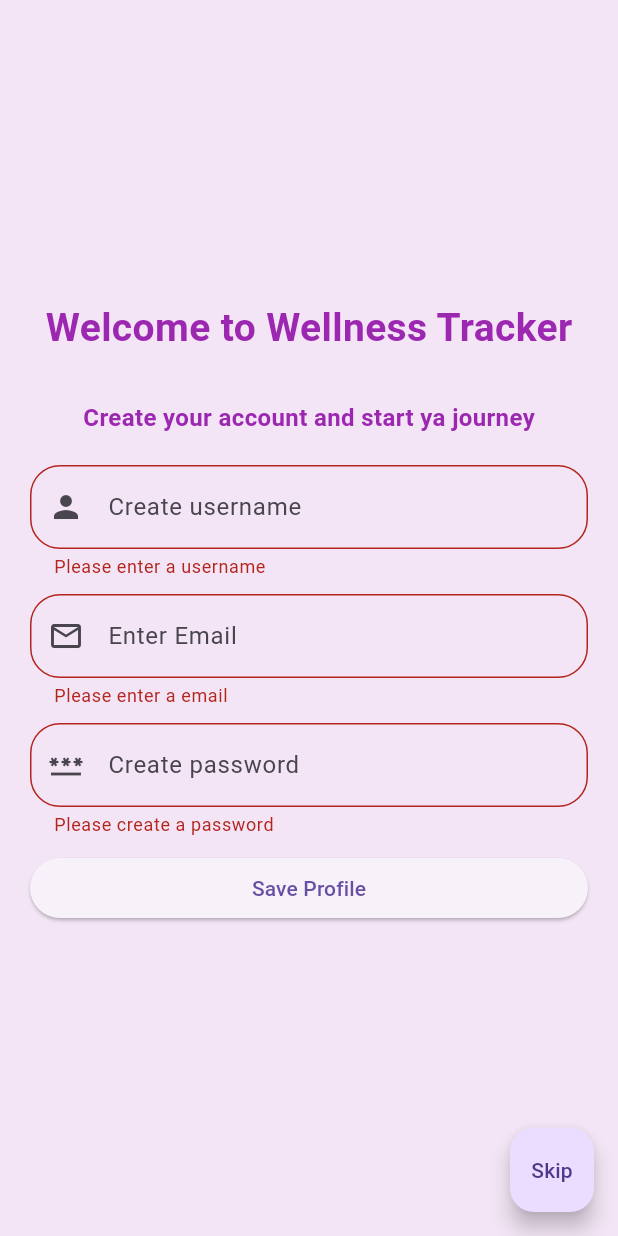
After one commit to varuntej07/Wellness-Tracker, a Flutter app: the Signup screen opened directly, after a tap on "Save Profile", on a phone screen of 412 x 824 dp. The commit adds this screen. Run offline on Flutter 3.47's test engine with Material 3 defaults, Android fonts, the phone set to English and light mode, and no system bars; our stand-ins replace cloud_firestore, firebase_auth, firebase_core, get, hive, hive_flutter; accounts and stored records are empty; generated files the repository leaves out were written again; network calls fail.

Commit message:
Added Authentication using Google Firebase, also added Firestore to store user related data. App now has Leaderboard page that displays users and their points

```diff
--- /dev/null
+++ b/lib/Models/user_model.dart
@@ -0,0 +1,21 @@
+
+class UserModel{
+
+  final String username;
+  final String email;
+  final String password;
+
+  UserModel({
+    required this.username,
+    required this.email,
+    required this.password
+  });
+
+  toJson(){
+    return{
+      'username': username,
+      'email': email,
+      'password': password
+    };
+  }
+}
--- /dev/null
+++ b/lib/authentication/signup.dart
@@ -0,0 +1,134 @@
+import 'package:firebase_auth/firebase_auth.dart';
+import 'package:flutter/material.dart';
+import 'package:homework1/home_page.dart';
+import 'signup_service.dart';
+
+class Signup extends StatefulWidget {
+  const Signup({super.key});
+
+  @override
+  State<Signup> createState() => _SignupState();
+}
+
+class _SignupState extends State<Signup> {
+  final _formKey = GlobalKey<FormState>();
+  final TextEditingController _usernameController = TextEditingController();
+  final TextEditingController _emailController = TextEditingController();
+  final TextEditingController _passwordController = TextEditingController();
+  final SignupController _auth = SignupController();
+
+  void signup() async {
+    if (!(_formKey.currentState?.validate() ?? false)) {
+      // If form is not valid, shouldn't proceed.
+      return;
+    }
+    try {
+      final User? user = await _auth.signup(
+        _emailController.text.trim(),
+        _passwordController.text.trim(),
+      );
+
+      if (user != null) {
+        Navigator.of(context).pushAndRemoveUntil(
+          MaterialPageRoute(builder: (context) => const MyHomePage()),
+              (Route<dynamic> route) => false,
+        );
+      }
+    } on FirebaseAuthException catch (e) {
+      ScaffoldMessenger.of(context).showSnackBar(
+        SnackBar(content: Text("Signup failed: ${e.message}")),
+      );
+    }
+  }
+
+  @override
+  Widget build(BuildContext context) {
+    return Scaffold(
+      backgroundColor: Colors.purple[50],
+      body: SingleChildScrollView(
+        child: Padding(
+          padding: const EdgeInsets.symmetric(vertical: 200, horizontal: 20),
+          child: Form(
+            key: _formKey,
+            child: Column(
+              crossAxisAlignment: CrossAxisAlignment.center,
+              children: <Widget>[
+                const Center(
+                    child: Text("Welcome to Wellness Tracker",
+                        style: TextStyle(color: Colors.purple, fontSize: 26, fontWeight: FontWeight.bold))
+                ),
+                const SizedBox(height: 30),
+                const Center(
+                    child: Text("Create your account and start ya journey",
+                        style: TextStyle(color: Colors.purple, fontSize: 16, fontWeight: FontWeight.bold)
+                    )
+                ),
+                const SizedBox(height: 20),
+                TextFormField(
+                  controller: _usernameController,
+                  validator: (value) {
+                    if (value == null || value.isEmpty) {
+                      return 'Please enter a username';
+                    }
+                    return null;
+                  },
+                  decoration: InputDecoration(
+                    hintText: 'Create username',
+                    border: OutlineInputBorder(borderRadius: BorderRadius.circular(20.0)),
+                    prefixIcon: const Icon(Icons.person),
+                  ),
+                ),
+                const SizedBox(height: 10),
+                TextFormField(
+                  controller: _emailController,
+                  validator: (value) {
+                    if (value == null || value.isEmpty) {
+                      return 'Please enter a email';
+                    }
+                    return null;
+                  },
+                  decoration: InputDecoration(
+                    hintText: 'Enter Email',
+                    border: OutlineInputBorder(borderRadius: BorderRadius.circular(20.0)),
+                    prefixIcon: const Icon(Icons.email_outlined),
+                  ),
+                ),
+                const SizedBox(height: 10),
+                TextFormField(
+                  controller: _passwordController,
+                  obscureText: true,
+                  validator: (value) {
+                    if (value == null || value.isEmpty) {
+                      return 'Please create a password';
+                    }
+                    return null;
+                  },
+                  decoration: InputDecoration(
+                    hintText: "Create password",
+                    border: OutlineInputBorder(borderRadius: BorderRadius.circular(20.0)),
+                    prefixIcon: const Icon(Icons.password),
+                  ),
+                ),
+                const SizedBox(height: 10),
+                ElevatedButton(
+                  onPressed: () {
+                    if (_formKey.currentState?.validate() ?? false) {
+                      signup();
+                    }
+                  },
+                  child: const Center(child: Text('Save Profile')),
+                ),
+              ],
+            ),
+          ),
+        ),
+      ),
+      floatingActionButton: FloatingActionButton(
+          child: const Text('Skip'),
+          onPressed: () => Navigator.of(context).pushAndRemoveUntil(
+              MaterialPageRoute(builder: (context) => const MyHomePage()),
+                  (Route<dynamic> route) => false)
+      ),
+    );
+  }
+}
--- /dev/null
+++ b/lib/authentication/signup_service.dart
@@ -0,0 +1,31 @@
+import 'package:firebase_auth/firebase_auth.dart';
+import 'package:get/get.dart';
+import 'package:homework1/Models/user_model.dart';
+import '/user_repo.dart';
+
+class SignupController{
+
+  static SignupController get instance => Get.find();
+  final FirebaseAuth _auth = FirebaseAuth.instance;
+
+  Future<User?> signup(String email, String password) async{
+    try{
+      UserCredential credential = await _auth.createUserWithEmailAndPassword(email:email, password:password);
+      print("Signup successful for email: $email");
+      return credential.user;
+    }catch(e){
+      print("Signup error: $e");
+      return null;
+    }
+  }
+
+  Future<void> createUser(UserModel userData) async {
+    try {
+      final userRepo = UserRepo();
+      await userRepo.createUser(userData);
+      print("User data stored for: ${userData.email}");
+    } catch(e){
+      print("Error storing user data: $e");
+    }
+  }
+}
--- a/lib/diet_recorder.dart
+++ b/lib/screens/diet_recorder.dart
@@ -1,10 +1,10 @@
 import 'package:flutter/cupertino.dart';
 import 'package:flutter/material.dart';
 import 'package:homework1/points_provider.dart';
-import 'package:homework1/ui_switch.dart';
+import 'package:homework1/Models/ui_switch.dart';
 import 'package:provider/provider.dart';
 import 'package:hive/hive.dart';
-import 'Models/data_model.dart';
+import '../Models/data_model.dart';
 import 'package:flutter_gen/gen_l10n/app_localizations.dart';
 
 class DietRecorderWidget extends StatefulWidget {
@@ -145,6 +145,7 @@ class _DietRecorderWidgetState extends State<DietRecorderWidget> {
           )
       );
   }
+
   void _showPicker(BuildContext context) {
     showCupertinoModalPopup(
       context: context,
--- a/lib/workout_recorder.dart
+++ b/lib/screens/workout_recorder.dart
@@ -2,9 +2,9 @@ import 'package:flutter/cupertino.dart';
 import 'package:flutter/material.dart';
 import 'package:hive/hive.dart';
 import 'package:provider/provider.dart';
-import 'Models/data_model.dart';
+import '../Models/data_model.dart';
 import 'package:flutter_gen/gen_l10n/app_localizations.dart';
-import 'package:homework1/ui_switch.dart';
+import 'package:homework1/Models/ui_switch.dart';
 import 'package:homework1/points_provider.dart';
 
 class WorkoutRecorderWidget extends StatefulWidget {
--- /dev/null
+++ b/lib/signup.dart
@@ -0,0 +1,80 @@
+import 'package:flutter/material.dart';
+import 'package:homework1/home_page.dart';
+
+class Signup extends StatefulWidget {
+  const Signup({super.key});
+
+  @override
+  State<Signup> createState() => _SignupState();
+}
+
+class _SignupState extends State<Signup> {
+  final _formKey = GlobalKey<FormState>();
+  final usernameController = TextEditingController();
+  final passwordController = TextEditingController();
+
+  @override
+  Widget build(BuildContext context) {
+    return Scaffold(
+      backgroundColor: Colors.purple[50],
+      appBar: AppBar(
+        title: const Text('Create an Account', style: TextStyle(fontWeight: FontWeight.bold)),
+      ),
+      body: SingleChildScrollView(
+        child: Padding(
+          padding: const EdgeInsets.symmetric(vertical: 10, horizontal: 20),
+          child: Form(
+            key: _formKey,
+            child: Column(
+              crossAxisAlignment: CrossAxisAlignment.center,
+              children: <Widget>[
+                const Center(
+                    child: Text("SignUp",
+                        style: TextStyle(fontSize: 26, fontWeight: FontWeight.bold))
+                ),
+                TextFormField(
+                  controller: usernameController,
+                  validator: (value) {
+                    if (value == null || value.isEmpty) {
+                      return 'Please enter a username';
+                    }
+                    return null;
+                  },
+                  decoration: InputDecoration(
+                    hintText: 'Create username',
+                    border: OutlineInputBorder(borderRadius: BorderRadius.circular(20.0)),
+                    prefixIcon: const Icon(Icons.person),
+                  ),
+                ),
+                const SizedBox(height: 10),
+                TextFormField(
+                  controller: passwordController,
+                  obscureText: true,
+                  validator: (value) {
+                    if (value == null || value.isEmpty) {
+                      return 'Please create a password';
+                    }
+                    return null;
+                  },
+                  decoration: InputDecoration(
+                    hintText: "Create password",
+                    border: OutlineInputBorder(borderRadius: BorderRadius.circular(20.0)),
+                    prefixIcon: const Icon(Icons.password),
+                  ),
+                ),
+                const SizedBox(height: 10),
+                ElevatedButton(
+                  onPressed: (){
+                    Navigator.of(context).push(
+                      MaterialPageRoute(builder: (context) => const MyHomePage()));
+                    },
+                  child: const Center(child: Text('Save Profile')),
+                ),
+              ],
+            ),
+          ),
+        ),
+      ),
+    );
+  }
+}
--- /dev/null
+++ b/lib/user_repo.dart
@@ -0,0 +1,24 @@
+import 'package:cloud_firestore/cloud_firestore.dart';
+import 'package:firebase_auth/firebase_auth.dart';
+import 'package:get/get.dart';
+import '../Models/user_model.dart';
+
+class UserRepo extends GetxController {
+  static UserRepo get instance => Get.find();
+
+  final _db = FirebaseFirestore.instance;
+
+  createUser(UserModel user) async {
+    final userUid = FirebaseAuth.instance.currentUser!.uid;
+    print("Attempting to create user in Firestore with data: ${user.toJson()}");
+    try {
+      await _db.collection("UserData").doc(userUid).set({
+        ...user.toJson(),
+        'uid': userUid,
+      });
+      print("User created successfully.");
+    } catch (e) {
+      print("Failed to add user: $e");
+    }
+  }
+}
```
Also changed, not shown: lib/authentication/login.dart (added, +134 -0 lines), lib/home_page.dart (+18 -7 lines), lib/leaderboard.dart (added, +72 -0 lines), lib/main.dart (+10 -4 lines), lib/screens/emotion_recorder.dart (renamed from lib/emotion_recorder.dart, +5 -4 lines), pubspec.yaml (+6 -1 lines), lib/Models/languages.dart (renamed from lib/languages.dart), lib/Models/ui_switch.dart (renamed from lib/ui_switch.dart), lib/firebase_options.dart (added), lib/recorded_info.dart (renamed from lib/recordedInfo.dart), pubspec.lock, 12 other files.
